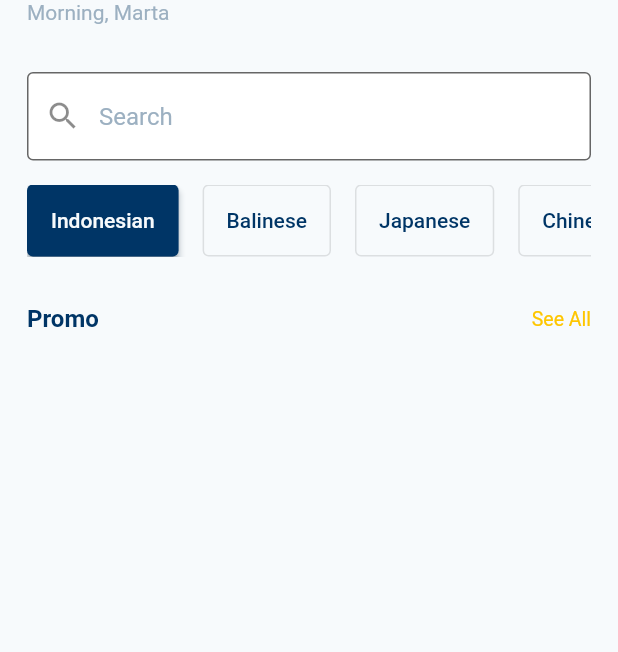
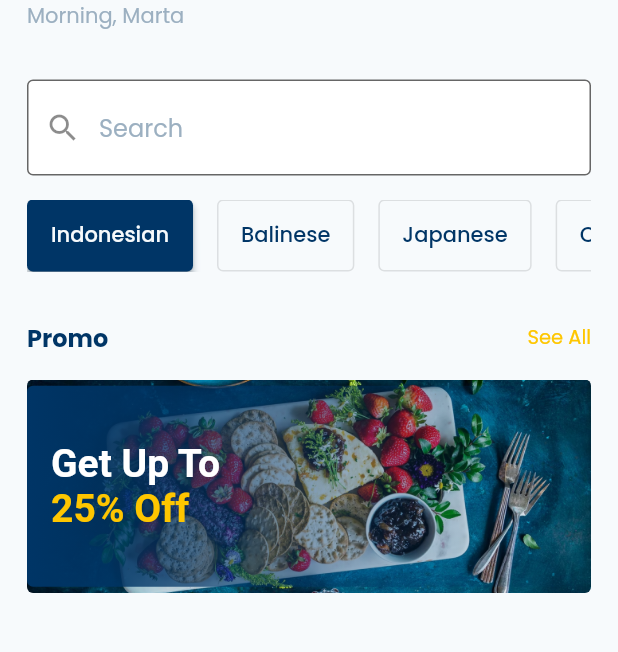
Before and after one commit to marta-werdaya/food_craft, a Flutter app: the screen it shows after launch, on a phone screen of 412 x 824 dp, the part 93-745 px from its top. Run offline on Flutter 3.47's test engine with Material 2 defaults, Android fonts, the phone set to English and light mode, and no system bars; our stand-ins replace google_fonts.

Commit message:
add promo banner widget

```diff
--- a/lib/main.dart
+++ b/lib/main.dart
@@ -3,6 +3,7 @@
 import 'package:food_craft/themes/theme_button.dart';
 import 'package:food_craft/themes/theme_color.dart';
 import 'package:food_craft/themes/theme_input.dart';
+import 'package:google_fonts/google_fonts.dart';
 
 import 'constants/app_colors.dart';
 
@@ -20,7 +21,7 @@
       theme: ThemeData(
         colorScheme: ThemeColor.colorScheme,
         inputDecorationTheme: ThemeInput.inputDecoration,
-        textTheme: const TextTheme(),
+        textTheme: GoogleFonts.poppinsTextTheme(),
         elevatedButtonTheme: ThemeButton.elevatedButton,
         textButtonTheme: ThemeButton.textButton,
         outlinedButtonTheme: ThemeButton.outlinedButton,
--- a/lib/pages/home_page.dart
+++ b/lib/pages/home_page.dart
@@ -1,6 +1,10 @@
 import 'package:flutter/material.dart';
+import 'package:food_craft/constants/app_colors.dart';
 
-import '../constants/app_colors.dart';
+import '../widgets/brand_logo.dart';
+import '../widgets/category_widget.dart';
+import '../widgets/search_widget.dart';
+import '../widgets/title_widget.dart';
 
 class HomePage extends StatelessWidget {
   const HomePage({Key? key}) : super(key: key);
@@ -15,6 +19,7 @@ class HomePage extends StatelessWidget {
             SearchWidget(),
             CategoryButton(),
             TitleWidget(),
+            PromoBanner()
           ],
         ),
       ),
@@ -22,149 +27,56 @@ class HomePage extends StatelessWidget {
   }
 }
 
-class TitleWidget extends StatelessWidget {
-  const TitleWidget({
+class PromoBanner extends StatelessWidget {
+  const PromoBanner({
     Key? key,
   }) : super(key: key);
 
   @override
   Widget build(BuildContext context) {
     return Padding(
-      padding: const EdgeInsets.only(left: 18, right: 18, bottom: 16),
-      child: Row(
-        mainAxisAlignment: MainAxisAlignment.spaceBetween,
-        children: const [
-          Text(
-            'Promo',
+      padding: const EdgeInsets.symmetric(horizontal: 18),
+      child: SizedBox(
+        child: Stack(
+          alignment: Alignment.centerLeft,
+          children: [
+            ClipRRect(
+              borderRadius: BorderRadius.circular(4),
+              child: Image.asset('assets/images/food_banner.png'),
+            ),
+            Container(
+              height: 134,
+              decoration: BoxDecoration(
+                borderRadius: BorderRadius.circular(4),
+                gradient: LinearGradient(
+                  begin: Alignment.centerLeft,
+                  end: Alignment.centerRight,
+                  colors: [AppColors.primary, AppColors.primary.withOpacity(0)],
+                ),
+              ),
+            ),
+            Padding(
+              padding: const EdgeInsets.all(16.0),
+              child: RichText(
+                text: const TextSpan(
                   style: TextStyle(
-              color: AppColors.primary,
-              fontSize: 16,
+                    fontSize: 26.0,
                     fontWeight: FontWeight.bold,
                   ),
-          ),
-          Text(
-            'See All',
-            style: TextStyle(
-              color: AppColors.secondary,
-              fontSize: 13,
-            ),
-          ),
-        ],
-      ),
-    );
-  }
-}
-
-class CategoryButton extends StatelessWidget {
-  const CategoryButton({
-    Key? key,
-  }) : super(key: key);
-
-  @override
-  Widget build(BuildContext context) {
-    return Container(
-      height: 48,
-      margin: const EdgeInsets.only(left: 18, right: 18, bottom: 32),
-      child: ListView(
-        scrollDirection: Axis.horizontal,
-        children: [
-          ElevatedButton(
-            onPressed: () {},
-            child: const Text('Indonesian'),
-          ),
-          const SizedBox(
-            width: 16,
-          ),
-          OutlinedButton(
-            onPressed: () {},
-            child: const Text('Balinese'),
-          ),
-          const SizedBox(
-            width: 16,
-          ),
-          OutlinedButton(
-            onPressed: () {},
-            child: const Text('Japanese'),
-          ),
-          const SizedBox(
-            width: 16,
-          ),
-          OutlinedButton(
-            onPressed: () {},
-            child: const Text('Chinese'),
-          ),
-          const SizedBox(
-            width: 16,
-          ),
-          OutlinedButton(
-            onPressed: () {},
-            child: const Text('Chinese'),
-          ),
-        ],
-      ),
-    );
-  }
-}
-
-class SearchWidget extends StatelessWidget {
-  const SearchWidget({
-    Key? key,
-  }) : super(key: key);
-
-  @override
-  Widget build(BuildContext context) {
-    return const Padding(
-      padding: EdgeInsets.only(left: 18, right: 18, bottom: 16),
-      child: TextField(
-        decoration: InputDecoration(
-          hintText: 'Search',
-          prefixIcon: Icon(Icons.search),
-        ),
-      ),
-    );
-  }
-}
-
-class BrandLogo extends StatelessWidget {
-  const BrandLogo({
-    Key? key,
-  }) : super(key: key);
-
-  @override
-  Widget build(BuildContext context) {
-    return Padding(
-      padding: const EdgeInsets.symmetric(horizontal: 18, vertical: 32),
-      child: Column(
-        crossAxisAlignment: CrossAxisAlignment.start,
-        children: [
-          RichText(
-            text: const TextSpan(
-              text: 'Food',
-              style: TextStyle(
-                fontWeight: FontWeight.bold,
-                fontSize: 26,
-                color: AppColors.primary,
-              ),
+                  text: 'Get Up To\n',
                   children: [
                     TextSpan(
-                  text: ' Craft',
+                      text: '25% Off',
                       style: TextStyle(
-                    fontWeight: FontWeight.bold,
-                    fontSize: 26,
                         color: AppColors.secondary,
                       ),
                     ),
                   ],
                 ),
               ),
-          const Text(
-            'Morning, Marta',
-            style: TextStyle(
-              fontSize: 14,
-              color: AppColors.grey,
-            ),
             )
           ],
+        ),
       ),
     );
   }
--- /dev/null
+++ b/lib/widgets/brand_logo.dart
@@ -0,0 +1,47 @@
+import 'package:flutter/material.dart';
+import 'package:food_craft/constants/app_colors.dart';
+
+class BrandLogo extends StatelessWidget {
+  const BrandLogo({
+    Key? key,
+  }) : super(key: key);
+
+  @override
+  Widget build(BuildContext context) {
+    return Padding(
+      padding: const EdgeInsets.symmetric(horizontal: 18, vertical: 32),
+      child: Column(
+        crossAxisAlignment: CrossAxisAlignment.start,
+        children: [
+          RichText(
+            text: const TextSpan(
+              text: 'Food',
+              style: TextStyle(
+                fontWeight: FontWeight.bold,
+                fontSize: 26,
+                color: AppColors.primary,
+              ),
+              children: [
+                TextSpan(
+                  text: ' Craft',
+                  style: TextStyle(
+                    fontWeight: FontWeight.bold,
+                    fontSize: 26,
+                    color: AppColors.secondary,
+                  ),
+                ),
+              ],
+            ),
+          ),
+          const Text(
+            'Morning, Marta',
+            style: TextStyle(
+              fontSize: 14,
+              color: AppColors.grey,
+            ),
+          )
+        ],
+      ),
+    );
+  }
+}
--- /dev/null
+++ b/lib/widgets/category_widget.dart
@@ -0,0 +1,52 @@
+import 'package:flutter/material.dart';
+
+class CategoryButton extends StatelessWidget {
+  const CategoryButton({
+    Key? key,
+  }) : super(key: key);
+
+  @override
+  Widget build(BuildContext context) {
+    return Container(
+      height: 48,
+      margin: const EdgeInsets.only(left: 18, right: 18, bottom: 32),
+      child: ListView(
+        scrollDirection: Axis.horizontal,
+        children: [
+          ElevatedButton(
+            onPressed: () {},
+            child: const Text('Indonesian'),
+          ),
+          const SizedBox(
+            width: 16,
+          ),
+          OutlinedButton(
+            onPressed: () {},
+            child: const Text('Balinese'),
+          ),
+          const SizedBox(
+            width: 16,
+          ),
+          OutlinedButton(
+            onPressed: () {},
+            child: const Text('Japanese'),
+          ),
+          const SizedBox(
+            width: 16,
+          ),
+          OutlinedButton(
+            onPressed: () {},
+            child: const Text('Chinese'),
+          ),
+          const SizedBox(
+            width: 16,
+          ),
+          OutlinedButton(
+            onPressed: () {},
+            child: const Text('Chinese'),
+          ),
+        ],
+      ),
+    );
+  }
+}
--- /dev/null
+++ b/lib/widgets/search_widget.dart
@@ -0,0 +1,20 @@
+import 'package:flutter/material.dart';
+
+class SearchWidget extends StatelessWidget {
+  const SearchWidget({
+    Key? key,
+  }) : super(key: key);
+
+  @override
+  Widget build(BuildContext context) {
+    return const Padding(
+      padding: EdgeInsets.only(left: 18, right: 18, bottom: 16),
+      child: TextField(
+        decoration: InputDecoration(
+          hintText: 'Search',
+          prefixIcon: Icon(Icons.search),
+        ),
+      ),
+    );
+  }
+}
--- /dev/null
+++ b/lib/widgets/title_widget.dart
@@ -0,0 +1,36 @@
+import 'package:flutter/material.dart';
+
+import '../constants/app_colors.dart';
+
+class TitleWidget extends StatelessWidget {
+  const TitleWidget({
+    Key? key,
+  }) : super(key: key);
+
+  @override
+  Widget build(BuildContext context) {
+    return Padding(
+      padding: const EdgeInsets.only(left: 18, right: 18, bottom: 16),
+      child: Row(
+        mainAxisAlignment: MainAxisAlignment.spaceBetween,
+        children: const [
+          Text(
+            'Promo',
+            style: TextStyle(
+              color: AppColors.primary,
+              fontSize: 16,
+              fontWeight: FontWeight.bold,
+            ),
+          ),
+          Text(
+            'See All',
+            style: TextStyle(
+              color: AppColors.secondary,
+              fontSize: 13,
+            ),
+          ),
+        ],
+      ),
+    );
+  }
+}
--- a/pubspec.yaml
+++ b/pubspec.yaml
@@ -60,9 +60,8 @@ flutter:
   uses-material-design: true
 
   # To add assets to your application, add an assets section, like this:
-  # assets:
-  #   - images/a_dot_burr.jpeg
-  #   - images/a_dot_ham.jpeg
+  assets:
+    - assets/images/
 
   # An image asset can refer to one or more resolution-specific "variants", see
   # https://flutter.dev/assets-and-images/#resolution-aware
```
Also changed, not shown: assets/images/food_banner.png (added). Lines whose indentation alone changed are shown as unchanged.
